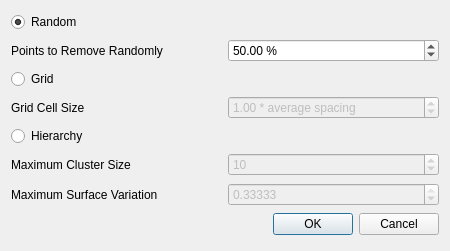
Above: demo/Polyhedron/Plugins/Point_set/Point_set_simplification_plugin.ui from CGAL/releases before the change. Below: the same form after it.
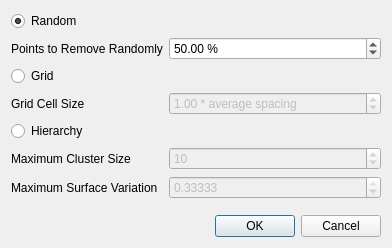
That is the form after the change.

Diff of the .ui file:
```diff
--- a/demo/Polyhedron/Plugins/Point_set/Point_set_simplification_plugin.ui
+++ b/demo/Polyhedron/Plugins/Point_set/Point_set_simplification_plugin.ui
@@ -6,14 +6,14 @@
    <rect>
     <x>0</x>
     <y>0</y>
-    <width>450</width>
-    <height>251</height>
+    <width>392</width>
+    <height>248</height>
    </rect>
   </property>
   <property name="windowTitle">
    <string>Simplification</string>
   </property>
-  <layout class="QGridLayout">
+  <layout class="QGridLayout" columnstretch="0,1" columnminimumwidth="0,1">
    <item row="7" column="0">
     <widget class="QLabel" name="label_4">
      <property name="text">
@@ -21,13 +21,33 @@
      </property>
     </widget>
    </item>
-   <item row="9" column="0" colspan="2">
-    <widget class="QDialogButtonBox" name="buttonBox">
-     <property name="orientation">
-      <enum>Qt::Horizontal</enum>
+   <item row="4" column="0">
+    <widget class="QRadioButton" name="Grid">
+     <property name="text">
+      <string>Grid</string>
      </property>
-     <property name="standardButtons">
-      <set>QDialogButtonBox::Cancel|QDialogButtonBox::Ok</set>
+    </widget>
+   </item>
+   <item row="7" column="1">
+    <widget class="QSpinBox" name="m_maximumClusterSize">
+     <property name="enabled">
+      <bool>false</bool>
+     </property>
+     <property name="minimum">
+      <number>1</number>
+     </property>
+     <property name="maximum">
+      <number>2147483647</number>
+     </property>
+     <property name="value">
+      <number>10</number>
+     </property>
+    </widget>
+   </item>
+   <item row="8" column="0">
+    <widget class="QLabel" name="label_5">
+     <property name="text">
+      <string>Maximum Surface Variation</string>
      </property>
     </widget>
    </item>
@@ -41,35 +61,6 @@
      </property>
     </widget>
    </item>
-   <item row="4" column="0">
-    <widget class="QRadioButton" name="Grid">
-     <property name="text">
-      <string>Grid</string>
-     </property>
-    </widget>
-   </item>
-   <item row="3" column="1">
-    <widget class="QDoubleSpinBox" name="m_randomSimplificationPercentage">
-     <property name="suffix">
-      <string> %</string>
-     </property>
-     <property name="decimals">
-      <number>2</number>
-     </property>
-     <property name="minimum">
-      <double>0.100000000000000</double>
-     </property>
-     <property name="maximum">
-      <double>100.000000000000000</double>
-     </property>
-     <property name="singleStep">
-      <double>0.100000000000000</double>
-     </property>
-     <property name="value">
-      <double>50.000000000000000</double>
-     </property>
-    </widget>
-   </item>
    <item row="6" column="0">
     <widget class="QRadioButton" name="Hierarchy">
      <property name="text">
@@ -77,31 +68,6 @@
      </property>
     </widget>
    </item>
-   <item row="5" column="1">
-    <widget class="QDoubleSpinBox" name="m_gridCellSize">
-     <property name="enabled">
-      <bool>false</bool>
-     </property>
-     <property name="suffix">
-      <string> * average spacing</string>
-     </property>
-     <property name="decimals">
-      <number>2</number>
-     </property>
-     <property name="minimum">
-      <double>0.100000000000000</double>
-     </property>
-     <property name="maximum">
-      <double>10.000000000000000</double>
-     </property>
-     <property name="singleStep">
-      <double>0.100000000000000</double>
-     </property>
-     <property name="value">
-      <double>1.000000000000000</double>
-     </property>
-    </widget>
-   </item>
    <item row="3" column="0">
     <widget class="QLabel" name="label_2">
      <property name="text">
@@ -116,26 +82,35 @@
      </property>
     </widget>
    </item>
-   <item row="7" column="1">
-    <widget class="QSpinBox" name="m_maximumClusterSize">
-     <property name="enabled">
-      <bool>false</bool>
+   <item row="10" column="0" colspan="2">
+    <widget class="QDialogButtonBox" name="buttonBox">
+     <property name="orientation">
+      <enum>Qt::Horizontal</enum>
+     </property>
+     <property name="standardButtons">
+      <set>QDialogButtonBox::Cancel|QDialogButtonBox::Ok</set>
+     </property>
+    </widget>
+   </item>
+   <item row="3" column="1">
+    <widget class="QDoubleSpinBox" name="m_randomSimplificationPercentage">
+     <property name="suffix">
+      <string> %</string>
+     </property>
+     <property name="decimals">
+      <number>2</number>
      </property>
      <property name="minimum">
-      <number>1</number>
+      <double>0.100000000000000</double>
      </property>
      <property name="maximum">
-      <number>2147483647</number>
+      <double>100.000000000000000</double>
+     </property>
+     <property name="singleStep">
+      <double>0.100000000000000</double>
      </property>
      <property name="value">
-      <number>10</number>
-     </property>
-    </widget>
-   </item>
-   <item row="8" column="0">
-    <widget class="QLabel" name="label_5">
-     <property name="text">
-      <string>Maximum Surface Variation</string>
+      <double>50.000000000000000</double>
      </property>
     </widget>
    </item>
@@ -164,6 +139,44 @@
      </property>
     </widget>
    </item>
+   <item row="5" column="1">
+    <widget class="QDoubleSpinBox" name="m_gridCellSize">
+     <property name="enabled">
+      <bool>false</bool>
+     </property>
+     <property name="suffix">
+      <string> * average spacing</string>
+     </property>
+     <property name="decimals">
+      <number>2</number>
+     </property>
+     <property name="minimum">
+      <double>0.100000000000000</double>
+     </property>
+     <property name="maximum">
+      <double>10.000000000000000</double>
+     </property>
+     <property name="singleStep">
+      <double>0.100000000000000</double>
+     </property>
+     <property name="value">
+      <double>1.000000000000000</double>
+     </property>
+    </widget>
+   </item>
+   <item row="9" column="0">
+    <spacer name="verticalSpacer">
+     <property name="orientation">
+      <enum>Qt::Vertical</enum>
+     </property>
+     <property name="sizeHint" stdset="0">
+      <size>
+       <width>20</width>
+       <height>40</height>
+      </size>
+     </property>
+    </spacer>
+   </item>
   </layout>
  </widget>
  <resources/>
```
